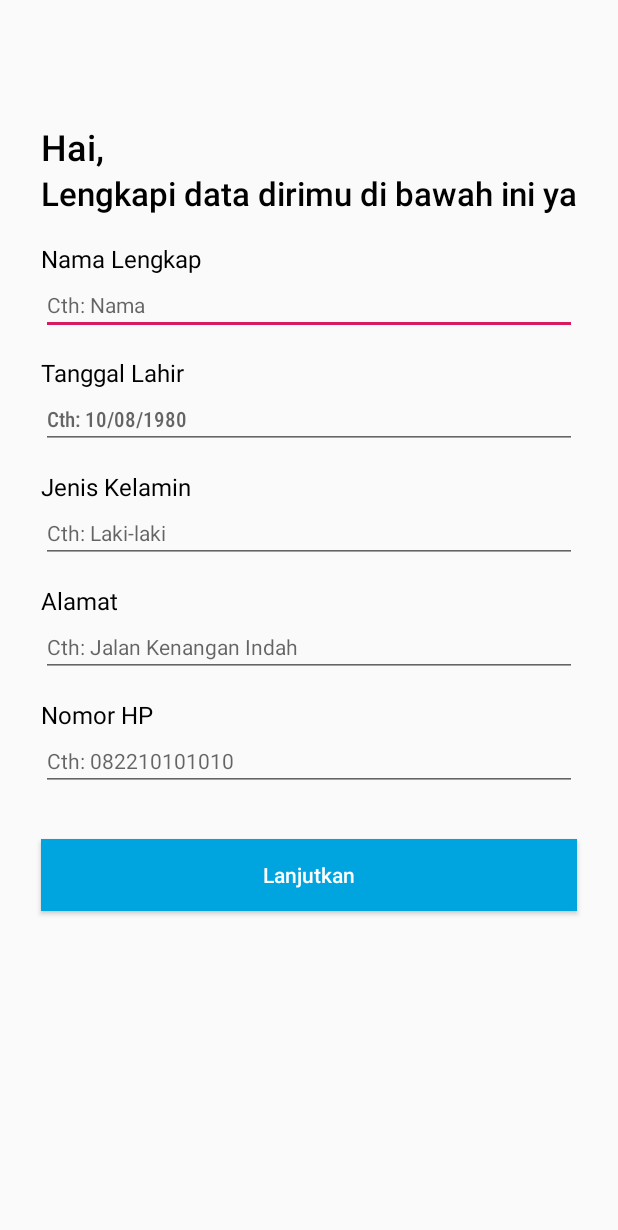
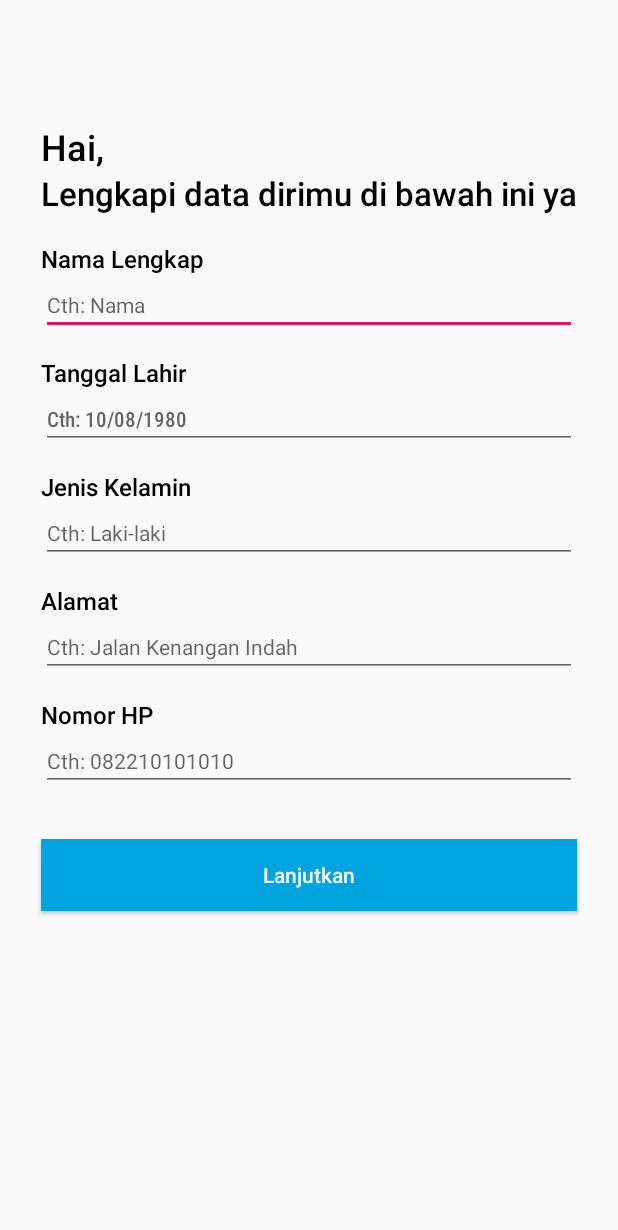
Before and after one commit to havidalbar/Soya, an Android app: the layout activity_daftar_pembudidaya.xml on its own in the app's theme, with its tools: preview values and no code run, on a phone screen of 412 x 824 dp. Shown: the part 6-1236 px from the top of the screen. Run offline under Robolectric (Android 15) with nearby library versions, the light colour scheme and no system bars.

Commit message:
Atur font family

```diff
--- a/app/src/main/res/layout/activity_daftar_pembudidaya.xml
+++ b/app/src/main/res/layout/activity_daftar_pembudidaya.xml
@@ -58,6 +58,7 @@
         android:layout_marginStart="27dp"
         android:layout_marginTop="18dp"
         android:layout_marginEnd="27dp"
+        android:fontFamily="sans-serif-medium"
         android:text="Nama Lengkap"
         android:textColor="@android:color/black"
         android:textSize="16sp"
@@ -73,6 +74,7 @@
         android:layout_marginStart="27dp"
         android:layout_marginTop="14dp"
         android:layout_marginEnd="27dp"
+        android:fontFamily="sans-serif-medium"
         android:text="Tanggal Lahir"
         android:textColor="@android:color/black"
         android:textSize="16sp"
@@ -102,6 +104,7 @@
         android:layout_marginStart="27dp"
         android:layout_marginTop="14dp"
         android:layout_marginEnd="27dp"
+        android:fontFamily="sans-serif-medium"
         android:text="Jenis Kelamin"
         android:textColor="@android:color/black"
         android:textSize="16sp"
@@ -130,6 +133,7 @@
         android:layout_marginStart="27dp"
         android:layout_marginTop="14dp"
         android:layout_marginEnd="27dp"
+        android:fontFamily="sans-serif-medium"
         android:text="Alamat"
         android:textColor="@android:color/black"
         android:textSize="16sp"
@@ -158,6 +162,7 @@
         android:layout_marginStart="27dp"
         android:layout_marginTop="14dp"
         android:layout_marginEnd="27dp"
+        android:fontFamily="sans-serif-medium"
         android:text="Nomor HP"
         android:textColor="@android:color/black"
         android:textSize="16sp"
```
